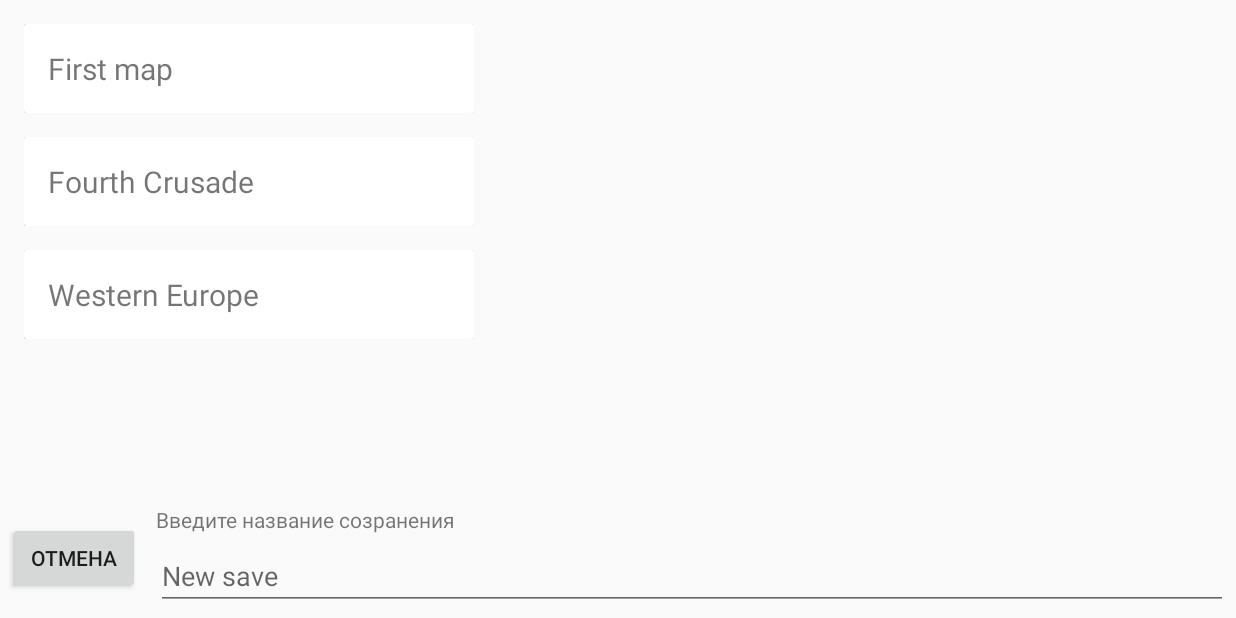
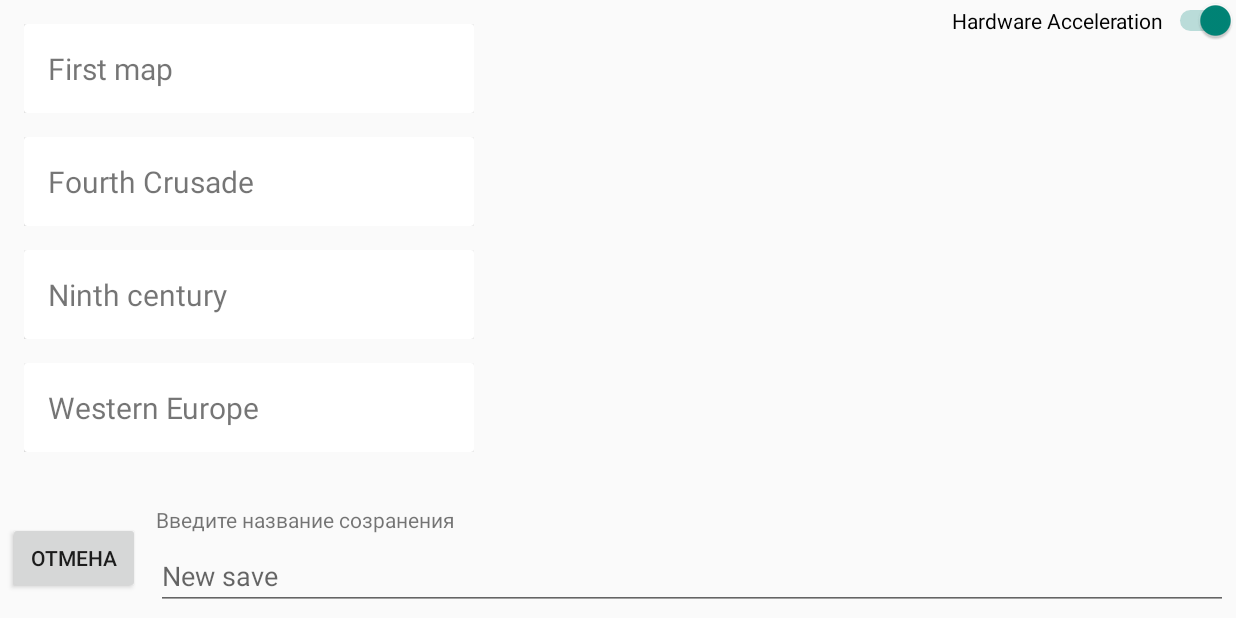
Before and after one commit to korefu/PoliticalSandbox, an Android app: the screen it shows after launch (MainActivity), after a tap on "НОВАЯ ИГРА", on a phone screen of 824 x 412 dp (held sideways). Run offline under Robolectric (Android 15) with nearby library versions, the phone set to English and light mode, and no system bars.

Commit message:
new map + hardware acceleration switch

```diff
--- a/app/src/main/java/com/wowloltech/politicalsandbox/DatabaseHelper.java
+++ b/app/src/main/java/com/wowloltech/politicalsandbox/DatabaseHelper.java
@@ -121,7 +121,6 @@ public class DatabaseHelper extends SQLiteOpenHelper {
         c.moveToFirst();
         int widthColIndex = c.getColumnIndex("map_width");
         int heightColIndex = c.getColumnIndex("map_height");
-        int currentPlayerColIndex = c.getColumnIndex("current_player");
         int idCounterColIndex = c.getColumnIndex("id_counter");
         int turnCounterColIndex = c.getColumnIndex("turn_counter");
 
@@ -132,14 +131,12 @@ public class DatabaseHelper extends SQLiteOpenHelper {
         Map.setHeight(c.getInt(heightColIndex));
         Map.setProvinces(new Province[Map.getHeight()][Map.getWidth()]);
         Log.d("myLog", ""+Map.getWidth()+" "+Map.getHeight()+ " " + Map.getProvinces().length + " " + Map.getProvinces()[0].length);
-        int currentPlayerId = c.getInt(currentPlayerColIndex);
         c.close();
         c = mDataBase.query("players", null, null, null, null, null, null);
 //        int player_id = game.getActivity().getSharedPreferences("save", Context.MODE_PRIVATE).getInt("player_id", -1);
         if (c.moveToFirst()) {
             int moneyColIndex = c.getColumnIndex("money");
             int recruitsColIndex = c.getColumnIndex("recruits");
-            int isHumanColIndex = c.getColumnIndex("is_human");
             int idColIndex = c.getColumnIndex("_id");
             int colorColIndex = c.getColumnIndex("color");
             int nameColIndex = c.getColumnIndex("name");
--- a/app/src/main/java/com/wowloltech/politicalsandbox/NewGameFragment.java
+++ b/app/src/main/java/com/wowloltech/politicalsandbox/NewGameFragment.java
@@ -13,6 +13,7 @@ import android.view.LayoutInflater;
 import android.view.View;
 import android.view.ViewGroup;
 import android.widget.EditText;
+import android.widget.Switch;
 
 import java.io.IOException;
 import java.util.ArrayList;
@@ -24,6 +25,7 @@ public class NewGameFragment extends Fragment implements View.OnClickListener {
     EditText editText;
     EditText playerId;
     RecyclerView recyclerView;
+    Switch ha;
     ArrayList<String> maps;
     String saveName;
     DataAdapter adapter;
@@ -33,6 +35,8 @@ public class NewGameFragment extends Fragment implements View.OnClickListener {
     public View onCreateView(LayoutInflater inflater, ViewGroup container, Bundle savedInstanceState) {
         View v = inflater.inflate(R.layout.new_game_fragment, null);
         editText = v.findViewById(R.id.selected_database);
+        ha = v.findViewById(R.id.new_game_ha);
+        ha.setChecked(true);
         v.findViewById(R.id.btn_cancel).setOnClickListener(this);
         recyclerView = v.findViewById(R.id.newgame_recyclerView);
         try {
@@ -97,6 +101,7 @@ public class NewGameFragment extends Fragment implements View.OnClickListener {
         MainActivity.rewrite = true;
         getActivity().getSharedPreferences("save", Activity.MODE_PRIVATE).edit().putString("save_database", saveName).commit();
         getActivity().getSharedPreferences("save", Activity.MODE_PRIVATE).edit().putString("map_database", selectedSave + ".db").commit();
+        getActivity().getSharedPreferences("settings", Activity.MODE_PRIVATE).edit().putBoolean("ha", ha.isChecked()).commit();
         getActivity().getSharedPreferences("save", Activity.MODE_PRIVATE).edit().putString("new_or_load", "new").apply();
         startActivity(new Intent(getActivity().getApplicationContext(), GameActivity.class));
         isStarting = false;
--- a/app/src/main/res/layout/new_game_fragment.xml
+++ b/app/src/main/res/layout/new_game_fragment.xml
@@ -13,6 +13,14 @@
         android:layout_marginTop="8dp"
         android:layout_marginEnd="8dp"
         android:layout_above="@id/layout_start_game"/>
+
+
+    <Switch
+        android:id="@+id/new_game_ha"
+        android:layout_width="wrap_content"
+        android:layout_height="wrap_content"
+        android:text="Hardware Acceleration"
+        android:layout_alignParentEnd="true" />
 
     <LinearLayout
         android:id="@+id/layout_start_game"
@@ -33,7 +41,8 @@
         <LinearLayout
             android:layout_width="match_parent"
             android:layout_height="wrap_content"
-            android:orientation="vertical">
+            android:orientation="vertical"
+            android:id="@+id/new_game_linear_layout">
 
             <TextView
                 android:layout_width="wrap_content"
```
Also changed, not shown: app/src/main/java/com/wowloltech/politicalsandbox/GameView.java (+6 -2 lines), app/src/main/java/com/wowloltech/politicalsandbox/Player.java (+0 -7 lines), app/src/main/assets/Ninth century.db (added), 1 other file.
